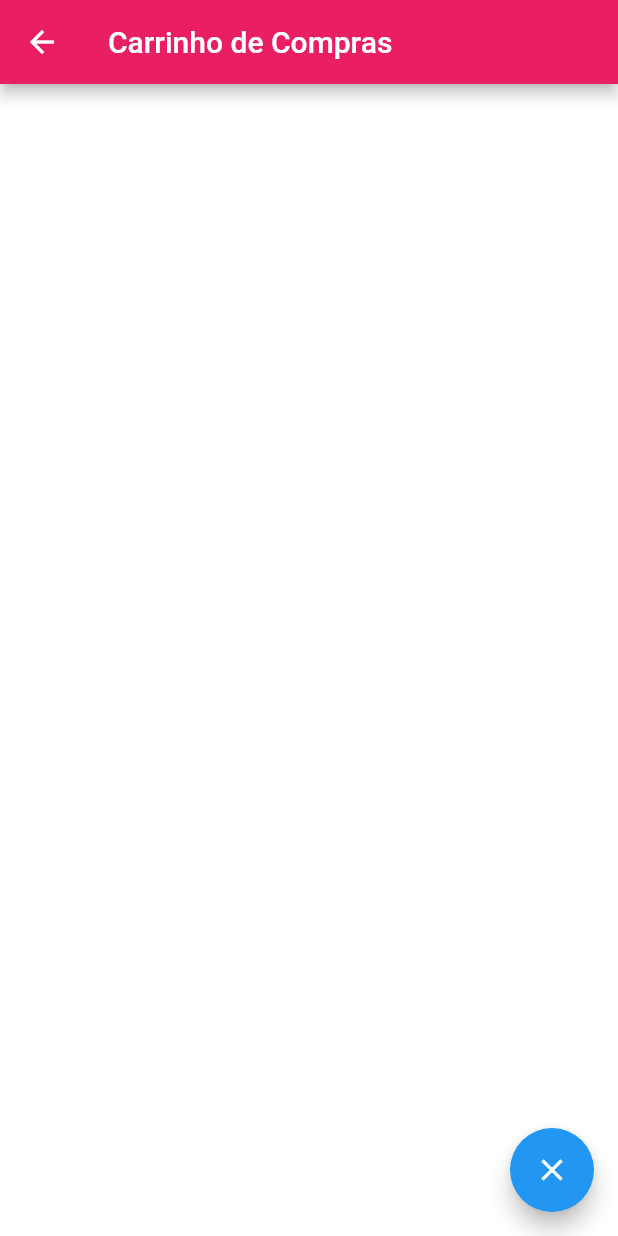
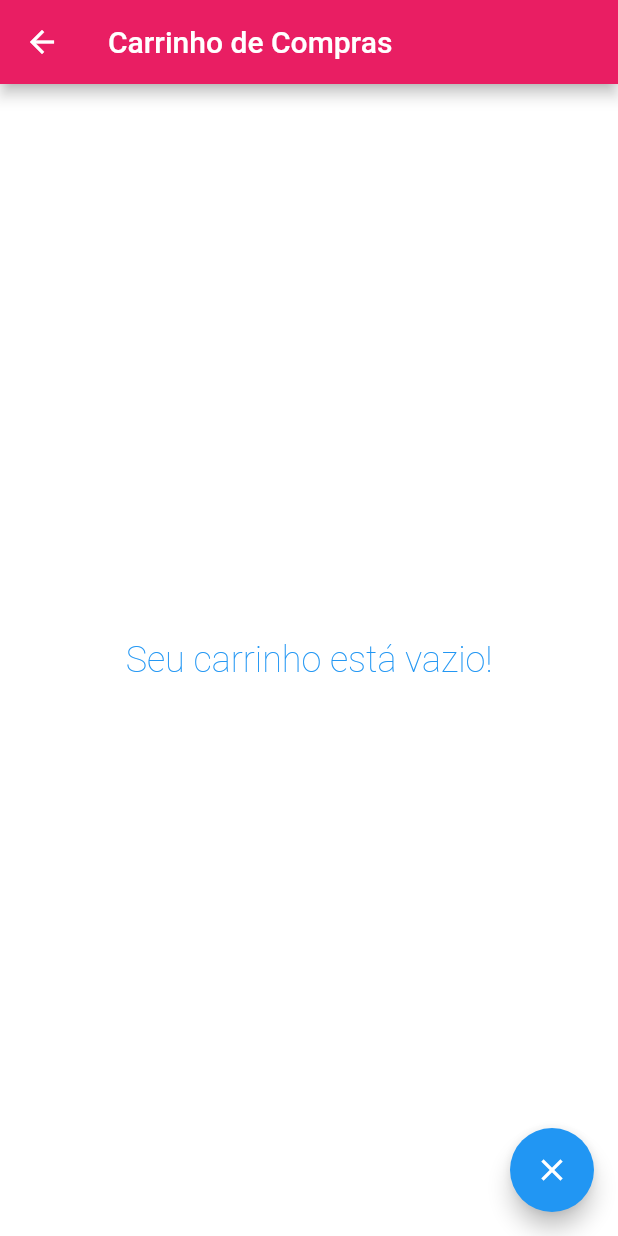
Before and after one commit to codigo-rosa/crtech, a Flutter app: the screen it shows after launch, item 2 of the bottom bar chosen, on a phone screen of 412 x 824 dp. Run offline on Flutter 3.47's test engine with Material 2 defaults, Android fonts, the phone set to English and light mode, and no system bars.

Commit message:
alteração no botão de sair do carrinho

```diff
--- a/lib/tela/telaCarrinho.dart
+++ b/lib/tela/telaCarrinho.dart
@@ -15,10 +15,22 @@ class _TelaCarrinhoState extends State<TelaCarrinho> {
   Widget build(BuildContext context) {
     return Scaffold(
       appBar: AppBar(
-        title: Text('Carrinho de Compras'),
+        title: const Text('Carrinho de Compras'),
         backgroundColor: Colors.pink, // Cor de fundo pink
       ),
-      body: ListView.builder(
+      body: widget.carrinho.isEmpty
+          ?Center(
+            child: Text(
+              'Seu carrinho está vazio!',
+              style: TextStyle(
+                fontSize: 24,
+                color: Theme.of(context).primaryColor,
+                fontWeight: FontWeight.w100,
+              ),
+              textAlign: TextAlign.center,
+              ),
+          )
+        : ListView.builder(
           itemCount: widget.carrinho.length,
           itemBuilder: (context, index) {
             final produto = widget.carrinho[index];
@@ -50,13 +62,19 @@ class _TelaCarrinhoState extends State<TelaCarrinho> {
             );
           },
         ),
+
       floatingActionButton: FloatingActionButton(
         onPressed: () {
+           if (widget.carrinho.isEmpty) {
+      // Se o carrinho estiver vazio, retornar à tela inicial
+      Navigator.popUntil(context, (route) => route.isFirst);
+    } else {
           mostrarModalExclusao(context);
           setState(() {
             widget.carrinho
                 .clear(); // Limpar a lista de carrinho após a confirmação
             });
+          }
         },
         child: Icon(Icons.clear),
       ), // Chamar a função do modal ao pressionar o botão
```
Lines whose indentation alone changed are shown as unchanged.
